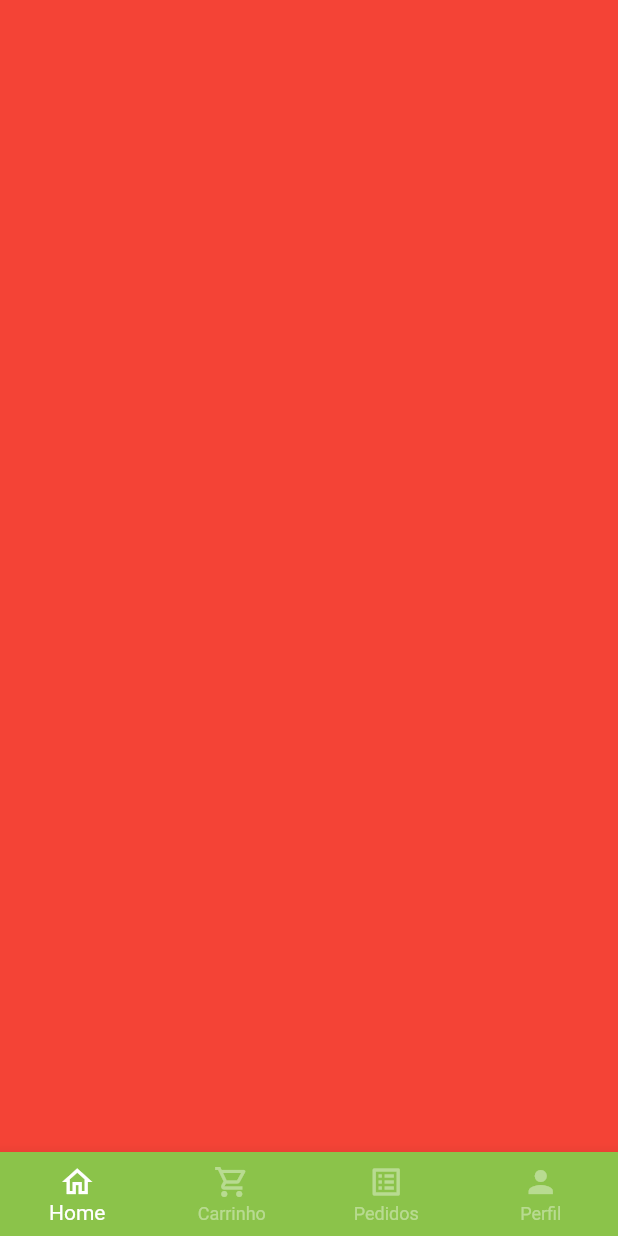
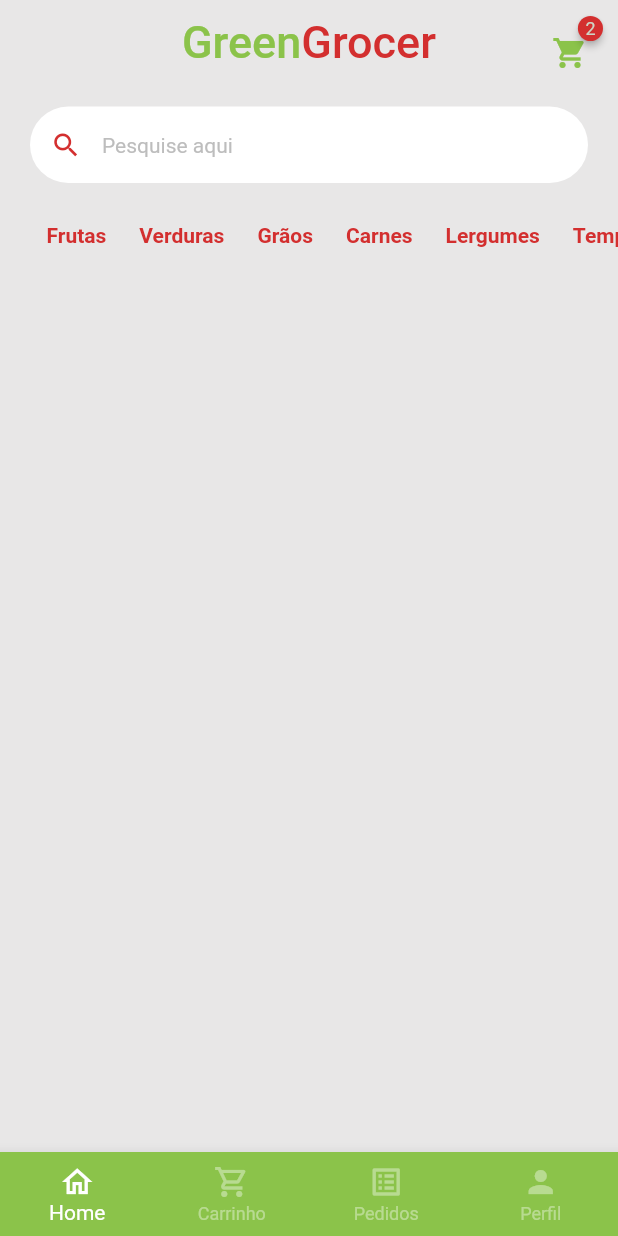
Before and after one commit to aironsg/kitanda_app, a Flutter app: the BaseScreen screen opened by its route, on a phone screen of 412 x 824 dp. Run offline on Flutter 3.47's test engine with Material 2 defaults, Android fonts, the phone set to English and light mode, and no system bars; drawn by our look-alikes of badges; our stand-ins replace animated_text_kit, get, mask_text_input_formatter.

Commit message:
contrucao tela Home

```diff
--- a/lib/app/src/base/base_screen.dart
+++ b/lib/app/src/base/base_screen.dart
@@ -1,6 +1,7 @@
 import 'package:flutter/material.dart';
 
 import 'package:kitanda_app/app/src/auth/config/custom_color.dart';
+import 'package:kitanda_app/app/src/home/home_tab.dart';
 
 class BaseScreen extends StatefulWidget {
   const BaseScreen({Key? key}) : super(key: key);
@@ -21,7 +22,7 @@ class _BaseScreenState extends State<BaseScreen> {
             const NeverScrollableScrollPhysics(), //responsavel por travar o scrool de toque na tela
         controller: pageController,
         children: [
-          Container(color: Colors.red),
+          const HomeTab(),
           Container(color: Colors.blue),
           Container(color: Colors.yellow),
           Container(color: Colors.purple),
--- /dev/null
+++ b/lib/app/src/home/components/category.tile.dart
@@ -0,0 +1,43 @@
+import 'package:flutter/material.dart';
+import 'package:kitanda_app/app/src/auth/config/custom_color.dart';
+
+class CategoryTile extends StatelessWidget {
+  final String category;
+  final bool isSelected;
+  final VoidCallback onPressed;
+
+  const CategoryTile({
+    Key? key,
+    required this.category,
+    required this.isSelected,
+    required this.onPressed,
+  }) : super(key: key);
+
+  @override
+  Widget build(BuildContext context) {
+    print('selecionado: $isSelected');
+    return GestureDetector(
+      onTap: onPressed,
+      child: Align(
+        alignment: Alignment.center,
+        child: Container(
+          padding: const EdgeInsets.symmetric(horizontal: 6.0),
+          decoration: BoxDecoration(
+            color:
+                isSelected ? CustomColor.customSwatchColor : Colors.transparent,
+            borderRadius: BorderRadius.circular(10.0),
+          ),
+          child: Text(
+            category,
+            style: TextStyle(
+              fontWeight: FontWeight.bold,
+              color:
+                  isSelected ? Colors.white : CustomColor.customContrasctColor,
+              fontSize: isSelected ? 16 : 14,
+            ),
+          ),
+        ),
+      ),
+    );
+  }
+}
--- /dev/null
+++ b/lib/app/src/home/home_tab.dart
@@ -0,0 +1,127 @@
+import 'package:badges/badges.dart';
+import 'package:flutter/material.dart';
+import 'package:kitanda_app/app/src/auth/config/custom_color.dart';
+
+import 'components/category.tile.dart';
+
+class HomeTab extends StatefulWidget {
+  const HomeTab({Key? key}) : super(key: key);
+
+  @override
+  State<HomeTab> createState() => _HomeTabState();
+}
+
+class _HomeTabState extends State<HomeTab> {
+  @override
+  Widget build(BuildContext context) {
+    List<String> categories = [
+      'Frutas',
+      'Verduras',
+      'Grãos',
+      'Carnes',
+      'Lergumes',
+      'Temperos'
+    ];
+
+    String? categorySelected;
+    return Scaffold(
+      //App bar
+      appBar: AppBar(
+        automaticallyImplyLeading: false,
+        centerTitle: true,
+        backgroundColor: Colors.transparent,
+        actions: [
+          Padding(
+            padding: const EdgeInsets.only(top: 15.0, right: 20.0),
+            child: GestureDetector(
+              onTap: () {
+                //logica para carrinho
+              },
+              //Carrinho
+              child: Badge(
+                badgeContent: Text(
+                  '2',
+                  style: TextStyle(
+                      fontSize: 12, color: CustomColor.customCategoryColor),
+                ),
+                badgeColor: CustomColor.customContrasctColor,
+                child: Icon(
+                  Icons.shopping_cart,
+                  color: CustomColor.customSwatchColor,
+                ),
+              ),
+            ),
+          )
+        ],
+        elevation: 0,
+        //Titulo
+        title: Text.rich(
+          TextSpan(
+            style: const TextStyle(
+              fontSize: 30,
+            ),
+            children: [
+              TextSpan(
+                  text: 'Green',
+                  style: TextStyle(color: CustomColor.customSwatchColor)),
+              TextSpan(
+                  text: 'Grocer',
+                  style: TextStyle(color: CustomColor.customContrasctColor)),
+            ],
+          ),
+        ),
+      ),
+      body: Column(
+        children: [
+          //Campo de Pesquisa
+          Padding(
+            padding: const EdgeInsets.symmetric(vertical: 15, horizontal: 20.0),
+            child: TextFormField(
+              style: TextStyle(
+                color: CustomColor.customSwatchColor,
+              ),
+              decoration: InputDecoration(
+                filled: true,
+                fillColor: Colors.white,
+                isDense: true,
+                hintText: 'Pesquise aqui',
+                hintStyle: TextStyle(color: Colors.grey.shade400, fontSize: 14),
+                prefixIcon: Icon(
+                  Icons.search_outlined,
+                  color: CustomColor.customContrasctColor,
+                  size: 21,
+                ),
+                border: OutlineInputBorder(
+                    borderSide: BorderSide.none,
+                    borderRadius: BorderRadius.circular(50)),
+              ),
+            ),
+          ),
+
+          //categorias
+          Container(
+            padding: const EdgeInsets.only(left: 25.0),
+            height: 40,
+            child: ListView.separated(
+                scrollDirection: Axis.horizontal,
+                itemBuilder: (_, index) {
+                  return CategoryTile(
+                      onPressed: () {
+                        setState(
+                          () {
+                            categorySelected = categories[index];
+                          },
+                        );
+                      },
+                      category: categories[index],
+                      isSelected: categorySelected == categories[index]);
+                },
+                separatorBuilder: (_, index) => const SizedBox(width: 10.0),
+                itemCount: categories.length),
+          ),
+          //grid
+        ],
+      ),
+    );
+  }
+}
--- a/lib/main.dart
+++ b/lib/main.dart
@@ -18,9 +18,9 @@ class MyApp extends StatelessWidget {
       title: 'Kitanda App',
       debugShowCheckedModeBanner: false,
       theme: ThemeData(
-        //esse atributo altera as cores padrão do app
-        primarySwatch: CustomColor.customSwatchColor,
-      ),
+          //esse atributo altera as cores padrão do app
+          primarySwatch: CustomColor.customSwatchColor,
+          scaffoldBackgroundColor: Colors.grey.withAlpha(50)),
       home: const SingInScreen(),
       initialRoute: '/',
       getPages: [
--- a/pubspec.yaml
+++ b/pubspec.yaml
@@ -39,6 +39,7 @@ dependencies:
   get: ^4.6.5
   animated_text_kit: ^4.2.2
   mask_text_input_formatter: ^2.4.0
+  badges: ^2.0.3
 
 dev_dependencies:
   flutter_test:
@@ -63,8 +64,8 @@ flutter:
   uses-material-design: true
 
   # To add assets to your application, add an assets section, like this:
-  # assets:
-  #   - images/a_dot_burr.jpeg
+  assets:
+      - assets/images/
   #   - images/a_dot_ham.jpeg
 
   # An image asset can refer to one or more resolution-specific "variants", see
```
Also changed, not shown: assets/images/apple.png (added), assets/images/grape.png (added), assets/images/guava.png (added), assets/images/kiwi.png (added), assets/images/mango.png (added), assets/images/papaya.png (added), pubspec.lock, 1 other file.
